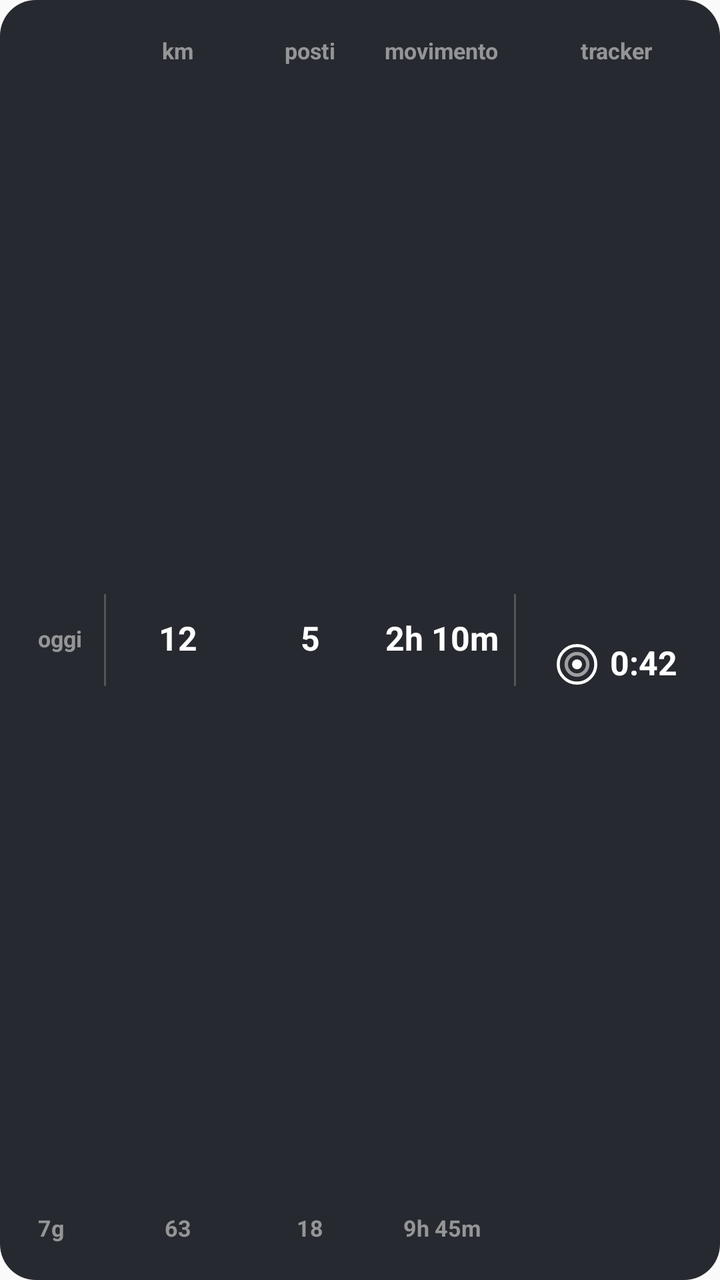
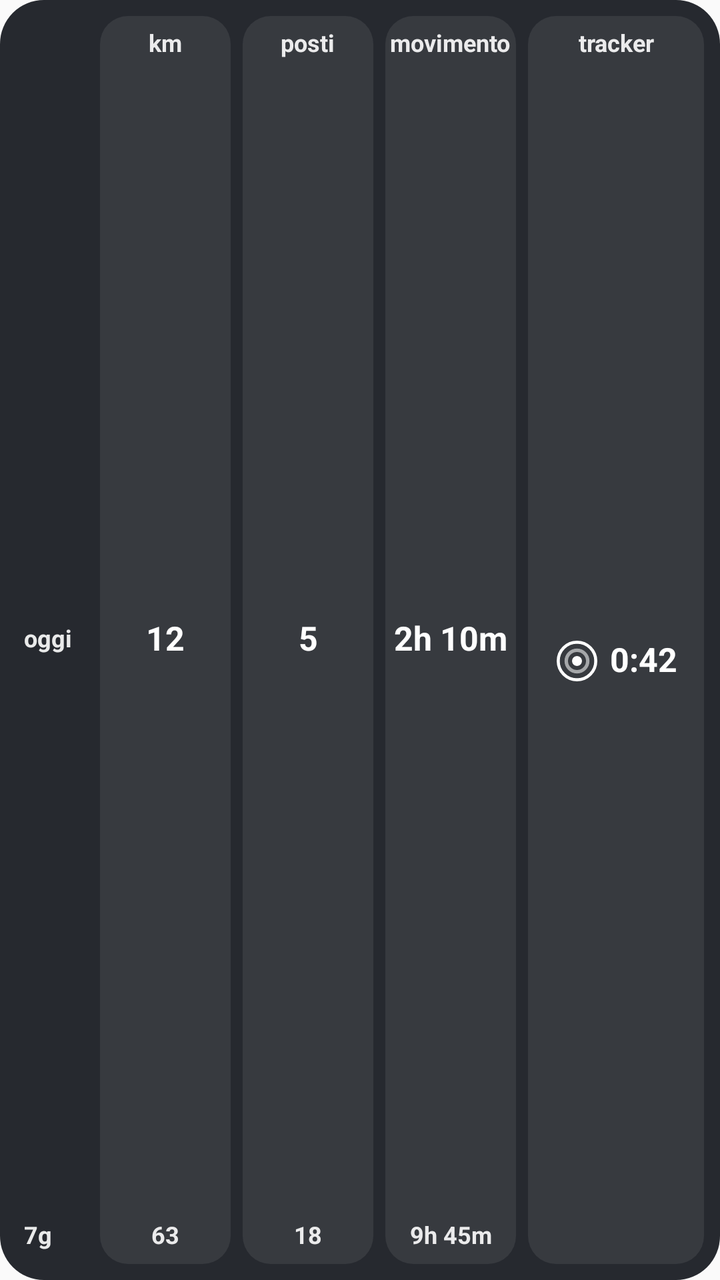

Before-and-after screenshots of an Android layout around one commit, followed by the original layout XML and the change that was made.
<!-- AndroidManifest.xml: application theme android:Theme.Material.Light.NoActionBar -->
<!-- res/layout/widget_today_dark_preview.xml -->
<?xml version="1.0" encoding="utf-8"?>
<LinearLayout xmlns:android="http://schemas.android.com/apk/res/android"
    android:id="@+id/w_root"
    android:layout_width="match_parent"
    android:layout_height="match_parent"
    android:orientation="horizontal"
    android:gravity="center_vertical"
    android:padding="8dp"
    android:background="@drawable/widget_flat_dark">

    <LinearLayout
        android:id="@+id/w_col_lbl"
        android:layout_width="wrap_content"
        android:layout_height="match_parent"
        android:minWidth="34dp"
        android:paddingLeft="11dp"
        android:layout_marginRight="10dp"
        android:orientation="vertical">
        <TextView
            android:layout_width="wrap_content"
            android:layout_height="wrap_content"
            android:layout_gravity="left"
            android:gravity="center"
            android:paddingTop="11dp"
            android:paddingBottom="0dp"
            android:text=" "
            android:includeFontPadding="false"
            android:textSize="11.2sp"
            android:textStyle="bold"
            android:textColor="#D9A8A8A8"
            android:maxLines="1" />
        <TextView
            android:layout_width="match_parent"
            android:layout_height="0dp"
            android:layout_weight="1" />
        <TextView
            android:layout_width="wrap_content"
            android:layout_height="wrap_content"
            android:minHeight="21dp"
            android:layout_gravity="left"
            android:gravity="center_vertical"
            android:text="oggi"
            android:includeFontPadding="false"
            android:textSize="11.2sp"
            android:textStyle="bold"
            android:textColor="#D9A8A8A8"
            android:maxLines="1" />
        <TextView
            android:layout_width="match_parent"
            android:layout_height="0dp"
            android:layout_weight="1" />
        <TextView
            android:layout_width="wrap_content"
            android:layout_height="wrap_content"
            android:layout_gravity="left"
            android:gravity="center"
            android:paddingTop="0dp"
            android:paddingBottom="11dp"
            android:text="7g"
            android:includeFontPadding="false"
            android:textSize="11.2sp"
            android:textStyle="bold"
            android:textColor="#D9A8A8A8"
            android:maxLines="1" />
    </LinearLayout>
    <ImageView
        android:layout_width="1dp"
        android:layout_height="46dp"
        android:background="#33FFFFFF" />
    <LinearLayout
        android:id="@+id/w_col_km"
        android:layout_width="0dp"
        android:layout_height="match_parent"
        android:layout_weight="1"
        android:layout_marginLeft="6dp"
        android:orientation="vertical">
        <TextView
            android:layout_width="wrap_content"
            android:layout_height="wrap_content"
            android:layout_gravity="center_horizontal"
            android:gravity="center"
            android:paddingTop="11dp"
            android:paddingBottom="0dp"
            android:text="km"
            android:includeFontPadding="false"
            android:textSize="11.2sp"
            android:textStyle="bold"
            android:textColor="#D9A8A8A8"
            android:maxLines="1" />
        <TextView
            android:layout_width="match_parent"
            android:layout_height="0dp"
            android:layout_weight="1" />
        <TextView
            android:id="@+id/w_km"
            android:text="12"
            android:layout_width="match_parent"
            android:layout_height="wrap_content"
            android:minHeight="21dp"
            android:gravity="center"
            android:includeFontPadding="false"
            android:textSize="16.8sp"
            android:textStyle="bold"
            android:textColor="#FFFFFF"
            android:maxLines="1" />
        <TextView
            android:layout_width="match_parent"
            android:layout_height="0dp"
            android:layout_weight="1" />
        <TextView
            android:id="@+id/w_km_week"
            android:text="63"
            android:layout_width="match_parent"
            android:layout_height="wrap_content"
            android:layout_gravity="center_horizontal"
            android:gravity="center_horizontal"
            android:paddingTop="0dp"
            android:paddingBottom="11dp"
            android:includeFontPadding="false"
            android:textSize="11.2sp"
            android:textStyle="bold"
            android:textColor="#D9A8A8A8"
            android:maxLines="1" />
    </LinearLayout>
    <LinearLayout
        android:id="@+id/w_col_places"
        android:layout_width="0dp"
        android:layout_height="match_parent"
        android:layout_weight="1"
        android:layout_marginLeft="6dp"
        android:orientation="vertical">
        <TextView
            android:layout_width="wrap_content"
            android:layout_height="wrap_content"
            android:layout_gravity="center_horizontal"
            android:gravity="center"
            android:paddingTop="11dp"
            android:paddingBottom="0dp"
            android:text="posti"
            android:includeFontPadding="false"
            android:textSize="11.2sp"
            android:textStyle="bold"
            android:textColor="#D9A8A8A8"
            android:maxLines="1" />
        <TextView
            android:layout_width="match_parent"
            android:layout_height="0dp"
            android:layout_weight="1" />
        <TextView
            android:id="@+id/w_places"
            android:text="5"
            android:layout_width="match_parent"
            android:layout_height="wrap_content"
            android:minHeight="21dp"
            android:gravity="center"
            android:includeFontPadding="false"
            android:textSize="16.8sp"
            android:textStyle="bold"
            android:textColor="#FFFFFF"
            android:maxLines="1" />
        <TextView
            android:layout_width="match_parent"
            android:layout_height="0dp"
            android:layout_weight="1" />
        <TextView
            android:id="@+id/w_places_week"
            android:text="18"
            android:layout_width="match_parent"
            android:layout_height="wrap_content"
            android:layout_gravity="center_horizontal"
            android:gravity="center_horizontal"
            android:paddingTop="0dp"
            android:paddingBottom="11dp"
            android:includeFontPadding="false"
            android:textSize="11.2sp"
            android:textStyle="bold"
            android:textColor="#D9A8A8A8"
            android:maxLines="1" />
    </LinearLayout>
    <LinearLayout
        android:id="@+id/w_col_time"
        android:layout_width="0dp"
        android:layout_height="match_parent"
        android:layout_weight="1"
        android:layout_marginLeft="6dp"
        android:orientation="vertical">
        <TextView
            android:layout_width="wrap_content"
            android:layout_height="wrap_content"
            android:layout_gravity="center_horizontal"
            android:gravity="center"
            android:paddingTop="11dp"
            android:paddingBottom="0dp"
            android:text="movimento"
            android:includeFontPadding="false"
            android:textSize="11.2sp"
            android:textStyle="bold"
            android:textColor="#D9A8A8A8"
            android:maxLines="1" />
        <TextView
            android:layout_width="match_parent"
            android:layout_height="0dp"
            android:layout_weight="1" />
        <TextView
            android:id="@+id/w_time"
            android:text="2h 10m"
            android:layout_width="match_parent"
            android:layout_height="wrap_content"
            android:minHeight="21dp"
            android:gravity="center"
            android:includeFontPadding="false"
            android:textSize="16.8sp"
            android:textStyle="bold"
            android:textColor="#FFFFFF"
            android:maxLines="1" />
        <TextView
            android:layout_width="match_parent"
            android:layout_height="0dp"
            android:layout_weight="1" />
        <TextView
            android:id="@+id/w_time_week"
            android:text="9h 45m"
            android:layout_width="match_parent"
            android:layout_height="wrap_content"
            android:layout_gravity="center_horizontal"
            android:gravity="center_horizontal"
            android:paddingTop="0dp"
            android:paddingBottom="11dp"
            android:includeFontPadding="false"
            android:textSize="11.2sp"
            android:textStyle="bold"
            android:textColor="#D9A8A8A8"
            android:maxLines="1" />
    </LinearLayout>
    <ImageView
        android:layout_width="1dp"
        android:layout_height="46dp"
        android:layout_marginLeft="6dp"
        android:background="#33FFFFFF" />
    <LinearLayout
        android:id="@+id/w_col_pos"
        android:layout_width="wrap_content"
        android:layout_height="match_parent"
        android:minWidth="88dp"
        android:paddingLeft="11dp"
        android:paddingRight="11dp"
        android:layout_marginLeft="6dp"
        android:orientation="vertical">
        <TextView
            android:id="@+id/w_lbl_pos"
            android:layout_width="wrap_content"
            android:layout_height="wrap_content"
            android:layout_gravity="center_horizontal"
            android:gravity="center"
            android:paddingTop="11dp"
            android:paddingBottom="0dp"
            android:text="tracker"
            android:includeFontPadding="false"
            android:textSize="11.2sp"
            android:textStyle="bold"
            android:textColor="#D9A8A8A8"
            android:maxLines="1" />
        <LinearLayout
            android:layout_width="match_parent"
            android:layout_height="0dp"
            android:layout_weight="1"
            android:orientation="horizontal"
            android:gravity="center">
            <ImageView
                android:layout_width="23.1dp"
                android:layout_height="23.1dp"
                android:scaleType="fitCenter"
                android:tint="#FFFFFFFF"
                android:src="@drawable/ic_still_2" />
            <TextView
                android:id="@+id/w_ago"
            android:text="0:42"
                android:layout_width="wrap_content"
                android:layout_height="wrap_content"
                android:layout_marginLeft="5dp"
                android:gravity="center"
                android:includeFontPadding="false"
                android:textSize="16.8sp"
                android:textStyle="bold"
                android:textColor="#FFFFFF"
                android:maxLines="1" />
        </LinearLayout>
    </LinearLayout>
</LinearLayout>
<!-- resources referenced by this layout -->
<resources>
  <!-- drawable ic_still_2 (drawable) -->
  <?xml version="1.0" encoding="utf-8"?>
  <vector xmlns:android="http://schemas.android.com/apk/res/android"
      android:width="24dp"
      android:height="24dp"
      android:viewportWidth="24"
      android:viewportHeight="24">
      <path
          android:fillColor="#FF000000"
          android:fillAlpha="1.0"
          android:pathData="M12,12m-2.6,0a2.6,2.6 0 1,0 5.2,0a2.6,2.6 0 1,0 -5.2,0" />
      <path
          android:fillColor="#00000000"
          android:strokeColor="#FF000000"
          android:strokeAlpha="0.55"
          android:strokeWidth="1.8"
          android:pathData="M12,12m-5.6,0a5.6,5.6 0 1,0 11.2,0a5.6,5.6 0 1,0 -11.2,0" />
      <path
          android:fillColor="#00000000"
          android:strokeColor="#FF000000"
          android:strokeAlpha="1.0"
          android:strokeWidth="1.6"
          android:pathData="M12,12m-9.8,0a9.8,9.8 0 1,0 19.6,0a9.8,9.8 0 1,0 -19.6,0" />
  </vector>
  <!-- drawable widget_flat_dark (drawable) -->
  <?xml version="1.0" encoding="utf-8"?>
  <shape xmlns:android="http://schemas.android.com/apk/res/android" android:shape="rectangle">
      <solid android:color="#F21B1E24" />
      <corners android:radius="18dp" />
  </shape>
</resources>

<!-- the commit's change to res/layout/widget_today_dark_preview.xml (unified diff, before → after) -->
@@ -13,21 +13,21 @@
         android:layout_width="wrap_content"
         android:layout_height="match_parent"
         android:minWidth="34dp"
-        android:paddingLeft="11dp"
-        android:layout_marginRight="10dp"
+        android:paddingLeft="4dp"
+        android:layout_marginRight="2dp"
         android:orientation="vertical">
         <TextView
             android:layout_width="wrap_content"
             android:layout_height="wrap_content"
             android:layout_gravity="left"
             android:gravity="center"
-            android:paddingTop="11dp"
+            android:paddingTop="7dp"
             android:paddingBottom="0dp"
             android:text=" "
             android:includeFontPadding="false"
-            android:textSize="11.2sp"
-            android:textStyle="bold"
-            android:textColor="#D9A8A8A8"
+            android:textSize="12sp"
+            android:textStyle="bold"
+            android:textColor="#E6FFFFFF"
             android:maxLines="1" />
         <TextView
             android:layout_width="match_parent"
@@ -41,9 +41,9 @@
             android:gravity="center_vertical"
             android:text="oggi"
             android:includeFontPadding="false"
-            android:textSize="11.2sp"
-            android:textStyle="bold"
-            android:textColor="#D9A8A8A8"
+            android:textSize="12sp"
+            android:textStyle="bold"
+            android:textColor="#E6FFFFFF"
             android:maxLines="1" />
         <TextView
             android:layout_width="match_parent"
@@ -55,20 +55,17 @@
             android:layout_gravity="left"
             android:gravity="center"
             android:paddingTop="0dp"
-            android:paddingBottom="11dp"
+            android:paddingBottom="7dp"
             android:text="7g"
             android:includeFontPadding="false"
-            android:textSize="11.2sp"
-            android:textStyle="bold"
-            android:textColor="#D9A8A8A8"
-            android:maxLines="1" />
-    </LinearLayout>
-    <ImageView
-        android:layout_width="1dp"
-        android:layout_height="46dp"
-        android:background="#33FFFFFF" />
+            android:textSize="12sp"
+            android:textStyle="bold"
+            android:textColor="#E6FFFFFF"
+            android:maxLines="1" />
+    </LinearLayout>
     <LinearLayout
         android:id="@+id/w_col_km"
+        android:background="@drawable/widget_cell"
         android:layout_width="0dp"
         android:layout_height="match_parent"
         android:layout_weight="1"
@@ -79,13 +76,13 @@
             android:layout_height="wrap_content"
             android:layout_gravity="center_horizontal"
             android:gravity="center"
-            android:paddingTop="11dp"
+            android:paddingTop="7dp"
             android:paddingBottom="0dp"
             android:text="km"
             android:includeFontPadding="false"
-            android:textSize="11.2sp"
-            android:textStyle="bold"
-            android:textColor="#D9A8A8A8"
+            android:textSize="12sp"
+            android:textStyle="bold"
+            android:textColor="#E6FFFFFF"
             android:maxLines="1" />
         <TextView
             android:layout_width="match_parent"
@@ -99,7 +96,7 @@
             android:minHeight="21dp"
             android:gravity="center"
             android:includeFontPadding="false"
-            android:textSize="16.8sp"
+            android:textSize="16.5sp"
             android:textStyle="bold"
             android:textColor="#FFFFFF"
             android:maxLines="1" />
@@ -115,15 +112,16 @@
             android:layout_gravity="center_horizontal"
             android:gravity="center_horizontal"
             android:paddingTop="0dp"
-            android:paddingBottom="11dp"
-            android:includeFontPadding="false"
-            android:textSize="11.2sp"
-            android:textStyle="bold"
-            android:textColor="#D9A8A8A8"
+            android:paddingBottom="7dp"
+            android:includeFontPadding="false"
+            android:textSize="12sp"
+            android:textStyle="bold"
+            android:textColor="#E6FFFFFF"
             android:maxLines="1" />
     </LinearLayout>
     <LinearLayout
         android:id="@+id/w_col_places"
+        android:background="@drawable/widget_cell"
         android:layout_width="0dp"
         android:layout_height="match_parent"
         android:layout_weight="1"
@@ -134,13 +132,13 @@
             android:layout_height="wrap_content"
             android:layout_gravity="center_horizontal"
             android:gravity="center"
-            android:paddingTop="11dp"
+            android:paddingTop="7dp"
             android:paddingBottom="0dp"
             android:text="posti"
             android:includeFontPadding="false"
-            android:textSize="11.2sp"
-            android:textStyle="bold"
-            android:textColor="#D9A8A8A8"
+            android:textSize="12sp"
+            android:textStyle="bold"
+            android:textColor="#E6FFFFFF"
             android:maxLines="1" />
         <TextView
             android:layout_width="match_parent"
@@ -154,7 +152,7 @@
             android:minHeight="21dp"
             android:gravity="center"
             android:includeFontPadding="false"
-            android:textSize="16.8sp"
+            android:textSize="16.5sp"
             android:textStyle="bold"
             android:textColor="#FFFFFF"
             android:maxLines="1" />
@@ -170,15 +168,16 @@
             android:layout_gravity="center_horizontal"
             android:gravity="center_horizontal"
             android:paddingTop="0dp"
-            android:paddingBottom="11dp"
-            android:includeFontPadding="false"
-            android:textSize="11.2sp"
-            android:textStyle="bold"
-            android:textColor="#D9A8A8A8"
+            android:paddingBottom="7dp"
+            android:includeFontPadding="false"
+            android:textSize="12sp"
+            android:textStyle="bold"
+            android:textColor="#E6FFFFFF"
             android:maxLines="1" />
     </LinearLayout>
     <LinearLayout
         android:id="@+id/w_col_time"
+        android:background="@drawable/widget_cell"
         android:layout_width="0dp"
         android:layout_height="match_parent"
         android:layout_weight="1"
@@ -189,13 +188,13 @@
             android:layout_height="wrap_content"
             android:layout_gravity="center_horizontal"
             android:gravity="center"
-            android:paddingTop="11dp"
+            android:paddingTop="7dp"
             android:paddingBottom="0dp"
             android:text="movimento"
             android:includeFontPadding="false"
-            android:textSize="11.2sp"
-            android:textStyle="bold"
-            android:textColor="#D9A8A8A8"
+            android:textSize="12sp"
+            android:textStyle="bold"
+            android:textColor="#E6FFFFFF"
             android:maxLines="1" />
         <TextView
             android:layout_width="match_parent"
@@ -209,7 +208,7 @@
             android:minHeight="21dp"
             android:gravity="center"
             android:includeFontPadding="false"
-            android:textSize="16.8sp"
+            android:textSize="16.5sp"
             android:textStyle="bold"
             android:textColor="#FFFFFF"
             android:maxLines="1" />
@@ -225,25 +224,21 @@
             android:layout_gravity="center_horizontal"
             android:gravity="center_horizontal"
             android:paddingTop="0dp"
-            android:paddingBottom="11dp"
-            android:includeFontPadding="false"
-            android:textSize="11.2sp"
-            android:textStyle="bold"
-            android:textColor="#D9A8A8A8"
-            android:maxLines="1" />
-    </LinearLayout>
-    <ImageView
-        android:layout_width="1dp"
-        android:layout_height="46dp"
-        android:layout_marginLeft="6dp"
-        android:background="#33FFFFFF" />
+            android:paddingBottom="7dp"
+            android:includeFontPadding="false"
+            android:textSize="12sp"
+            android:textStyle="bold"
+            android:textColor="#E6FFFFFF"
+            android:maxLines="1" />
+    </LinearLayout>
     <LinearLayout
         android:id="@+id/w_col_pos"
+        android:background="@drawable/widget_cell"
         android:layout_width="wrap_content"
         android:layout_height="match_parent"
         android:minWidth="88dp"
-        android:paddingLeft="11dp"
-        android:paddingRight="11dp"
+        android:paddingLeft="6dp"
+        android:paddingRight="6dp"
         android:layout_marginLeft="6dp"
         android:orientation="vertical">
         <TextView
@@ -252,13 +247,13 @@
             android:layout_height="wrap_content"
             android:layout_gravity="center_horizontal"
             android:gravity="center"
-            android:paddingTop="11dp"
+            android:paddingTop="7dp"
             android:paddingBottom="0dp"
             android:text="tracker"
             android:includeFontPadding="false"
-            android:textSize="11.2sp"
-            android:textStyle="bold"
-            android:textColor="#D9A8A8A8"
+            android:textSize="12sp"
+            android:textStyle="bold"
+            android:textColor="#E6FFFFFF"
             android:maxLines="1" />
         <LinearLayout
             android:layout_width="match_parent"
@@ -280,7 +275,7 @@
                 android:layout_marginLeft="5dp"
                 android:gravity="center"
                 android:includeFontPadding="false"
-                android:textSize="16.8sp"
+                android:textSize="16.5sp"
                 android:textStyle="bold"
                 android:textColor="#FFFFFF"
                 android:maxLines="1" />
<!-- resource entries referenced after the edit -->
@@ -24,11 +24,17 @@
           android:strokeWidth="1.6"
           android:pathData="M12,12m-9.8,0a9.8,9.8 0 1,0 19.6,0a9.8,9.8 0 1,0 -19.6,0" />
   </vector>
+  <!-- drawable widget_cell (drawable) -->
+  <?xml version="1.0" encoding="utf-8"?>
+  <shape xmlns:android="http://schemas.android.com/apk/res/android" android:shape="rectangle">
+      <solid android:color="#14FFFFFF" />
+      <corners android:radius="14dp" />
+  </shape>
   <!-- drawable widget_flat_dark (drawable) -->
   <?xml version="1.0" encoding="utf-8"?>
   <shape xmlns:android="http://schemas.android.com/apk/res/android" android:shape="rectangle">
       <solid android:color="#F21B1E24" />
-      <corners android:radius="18dp" />
+      <corners android:radius="22dp" />
   </shape>
 </resources>
 
